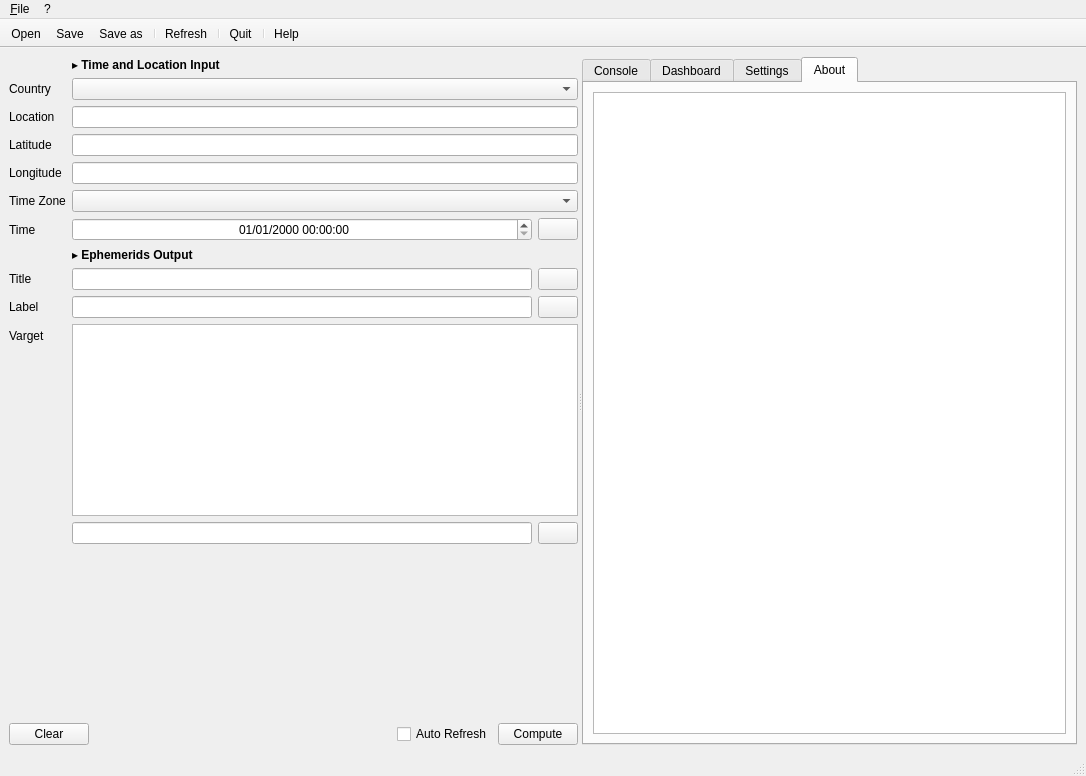
Above: MainWindow.ui from jplozf/ephemeeus before the change. Below: the same form after it.
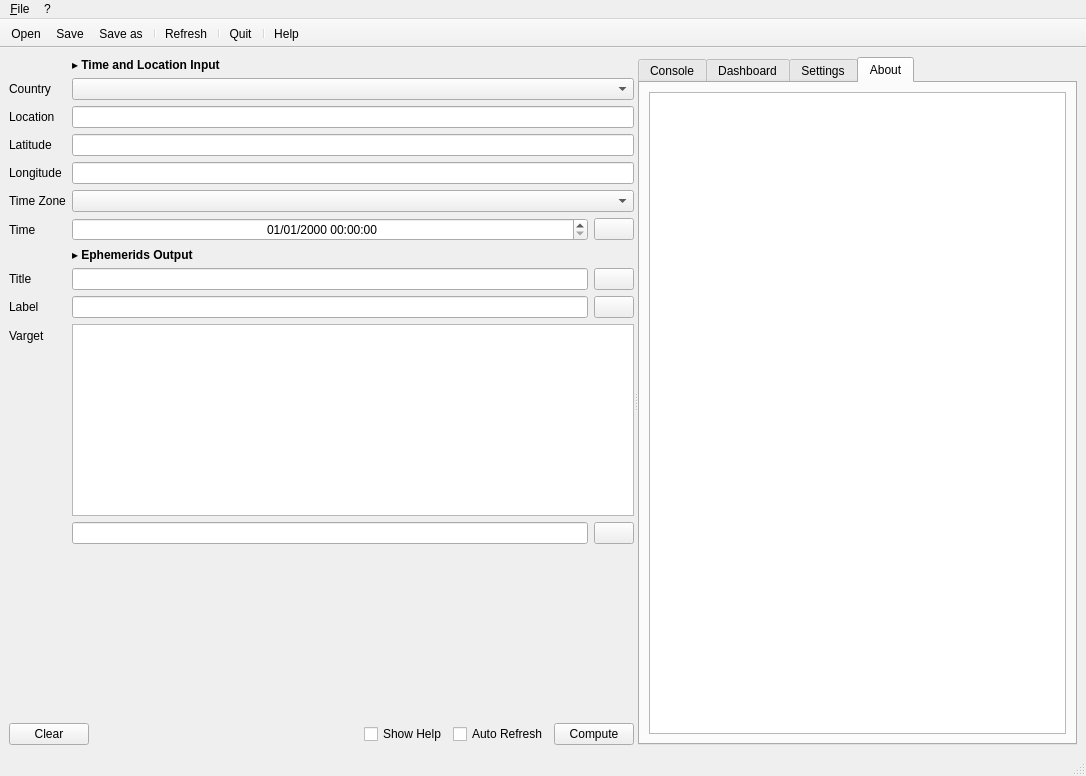
That is the form after the change. Icons and pictures are not drawn.

Commit message: Added Highlighting and Help overview

```diff
--- a/MainWindow.ui
+++ b/MainWindow.ui
@@ -297,6 +297,13 @@
             </property>
            </spacer>
           </item>
+          <item>
+           <widget class="QCheckBox" name="chkShowHelp">
+            <property name="text">
+             <string>Show Help</string>
+            </property>
+           </widget>
+          </item>
           <item>
            <widget class="QCheckBox" name="chkAutoRefresh">
             <property name="text">
```
The commit also changes 47 other files.
